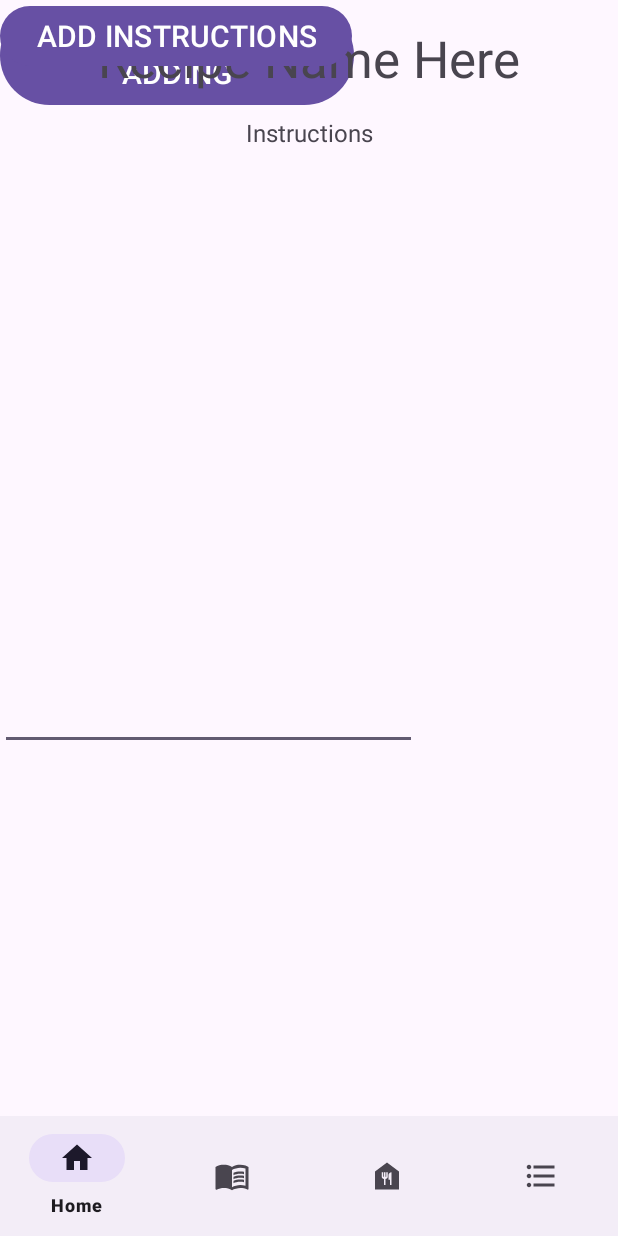
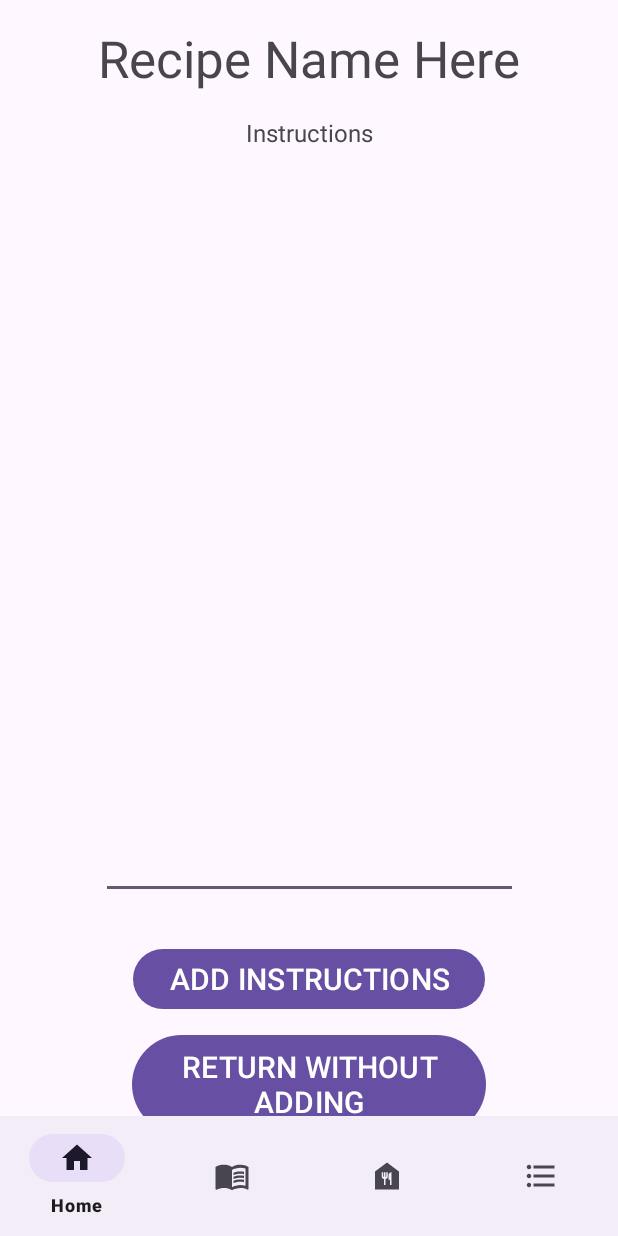
Before and after one commit to TMcBride-MCCC/CIS183_Final, an Android app: the NewRecipeInstructions screen opened directly, with no data from a screen before it, on a phone screen of 412 x 824 dp. Run offline under Robolectric (Android 15) with nearby library versions, the phone set to English and light mode, and no system bars.

Commit message:
NewRecipe & NewRecipeInstructions
Swapping intents working

```diff
--- a/app/src/main/java/com/example/cis183_final/NewRecipe.java
+++ b/app/src/main/java/com/example/cis183_final/NewRecipe.java
@@ -95,6 +95,7 @@ public class NewRecipe extends AppCompatActivity
         addButtonClickListener();
         deleteButtonClickListener();
         addRecipeButtonClickListener();
+        addInstructionsButtonClickListener();
     }
 
     private void lineJavaVariables()
@@ -277,4 +278,16 @@ public class NewRecipe extends AppCompatActivity
             }
         });
     }
+
+    private void addInstructionsButtonClickListener()
+    {
+        btn_j_newRecipe_addRecipeInstructions.setOnClickListener(new View.OnClickListener()
+        {
+            @Override
+            public void onClick(View view)
+            {
+                startActivity(new Intent(NewRecipe.this, NewRecipeInstructions.class));
+            }
+        });
+    }
 }
--- a/app/src/main/java/com/example/cis183_final/NewRecipeInstructions.java
+++ b/app/src/main/java/com/example/cis183_final/NewRecipeInstructions.java
@@ -1,6 +1,8 @@
 package com.example.cis183_final;
 
+import android.content.Intent;
 import android.os.Bundle;
+import android.view.View;
 import android.widget.Button;
 import android.widget.EditText;
 import android.widget.TextView;
@@ -32,5 +34,32 @@ public class NewRecipeInstructions extends AppCompatActivity
         btn_j_newRecipeInstructions_addInstructions = findViewById(R.id.btn_v_newRecipeInstructions_addInstructions);
         btn_j_newRecipeInstructions_doNotAddInstructions = findViewById(R.id.btn_v_newRecipeInstructions_doNotAddInstructions);
 
+        //Functions
+        addInstructionsButtonClickListener();
+        doNotAddInstructionsButtonClickListener();
+    }
+
+    private void addInstructionsButtonClickListener()
+    {
+        btn_j_newRecipeInstructions_addInstructions.setOnClickListener(new View.OnClickListener()
+        {
+            @Override
+            public void onClick(View view)
+            {
+                startActivity(new Intent(NewRecipeInstructions.this, NewRecipe.class));
+            }
+        });
+    }
+
+    private void doNotAddInstructionsButtonClickListener()
+    {
+        btn_j_newRecipeInstructions_doNotAddInstructions.setOnClickListener(new View.OnClickListener()
+        {
+            @Override
+            public void onClick(View view)
+            {
+                startActivity(new Intent(NewRecipeInstructions.this, NewRecipe.class));
+            }
+        });
     }
 }
--- a/app/src/main/res/layout/activity_new_recipe_instructions.xml
+++ b/app/src/main/res/layout/activity_new_recipe_instructions.xml
@@ -11,10 +11,13 @@
         android:id="@+id/btn_v_newRecipeInstructions_doNotAddInstructions"
         android:layout_width="236dp"
         android:layout_height="74dp"
+        android:layout_marginTop="9dp"
         android:text="RETURN WITHOUT ADDING"
         android:textSize="20sp"
-        tools:layout_editor_absoluteX="87dp"
-        tools:layout_editor_absoluteY="685dp" />
+        app:layout_constraintEnd_toEndOf="parent"
+        app:layout_constraintHorizontal_bias="0.5"
+        app:layout_constraintStart_toStartOf="parent"
+        app:layout_constraintTop_toBottomOf="@+id/btn_v_newRecipeInstructions_addInstructions" />
 
     <com.google.android.material.bottomnavigation.BottomNavigationView
         android:id="@+id/bnv_v_newRecipeInstructions_bottomNav"
@@ -57,16 +60,21 @@
         android:ems="10"
         android:gravity="start|top"
         android:inputType="textMultiLine"
-        tools:layout_editor_absoluteX="68dp"
-        tools:layout_editor_absoluteY="99dp" />
+        app:layout_constraintEnd_toEndOf="parent"
+        app:layout_constraintHorizontal_bias="0.5"
+        app:layout_constraintStart_toStartOf="parent"
+        app:layout_constraintTop_toBottomOf="@+id/textView19" />
 
     <Button
         android:id="@+id/btn_v_newRecipeInstructions_addInstructions"
         android:layout_width="wrap_content"
         android:layout_height="wrap_content"
+        android:layout_marginTop="29dp"
         android:text="ADD INSTRUCTIONS"
         android:textSize="20sp"
-        tools:layout_editor_absoluteX="87dp"
-        tools:layout_editor_absoluteY="628dp" />
+        app:layout_constraintEnd_toEndOf="parent"
+        app:layout_constraintHorizontal_bias="0.5"
+        app:layout_constraintStart_toStartOf="parent"
+        app:layout_constraintTop_toBottomOf="@+id/et_v_newRecipeInstructions_instructions" />
 
 </androidx.constraintlayout.widget.ConstraintLayout>
```
